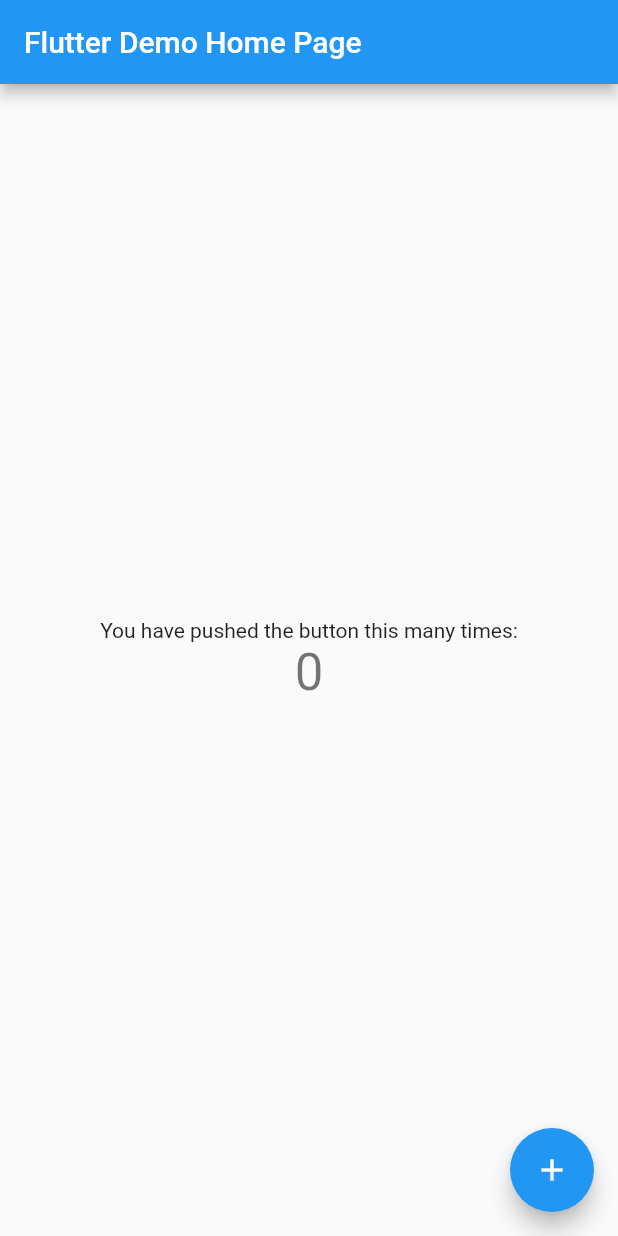
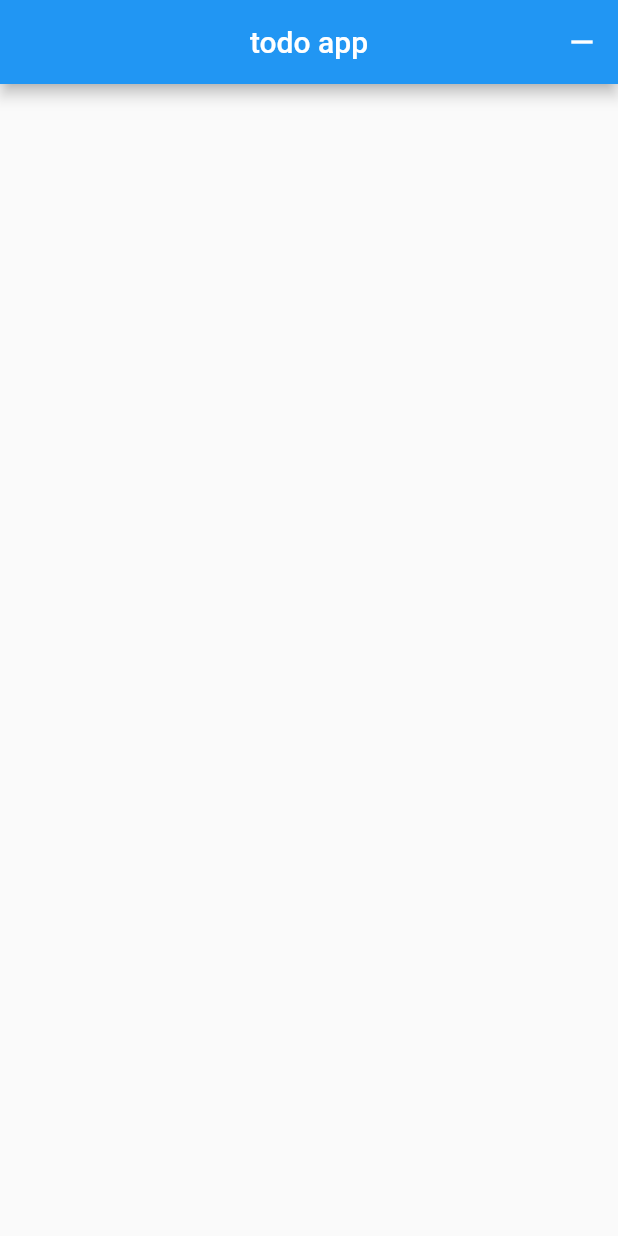
Before and after one commit to Latrevion/u_l_flutter_getx_sqflite, a Flutter app: the screen it shows after launch, on a phone screen of 412 x 824 dp. Run offline on Flutter 3.47's test engine with Material 2 defaults, Android fonts, the phone set to English and light mode, and no system bars; our stand-ins replace get, sqflite; accounts and stored records are empty.

```diff
--- a/lib/main.dart
+++ b/lib/main.dart
@@ -1,4 +1,6 @@
 import 'package:flutter/material.dart';
+import 'package:get/get.dart';
+import 'package:u_l_flutter_getx_sqflite/view/screens/home_screen.dart';
 
 void main() {
   runApp(const MyApp());
@@ -10,106 +12,12 @@ class MyApp extends StatelessWidget {
   // This widget is the root of your application.
   @override
   Widget build(BuildContext context) {
-    return MaterialApp(
+    return GetMaterialApp(
       title: 'Flutter Demo',
       theme: ThemeData(
-        // This is the theme of your application.
-        //
-        // Try running your application with "flutter run". You'll see the
-        // application has a blue toolbar. Then, without quitting the app, try
-        // changing the primarySwatch below to Colors.green and then invoke
-        // "hot reload" (press "r" in the console where you ran "flutter run",
-        // or simply save your changes to "hot reload" in a Flutter IDE).
-        // Notice that the counter didn't reset back to zero; the application
-        // is not restarted.
         primarySwatch: Colors.blue,
       ),
-      home: const MyHomePage(title: 'Flutter Demo Home Page'),
+      home: HomeScreen(),
     );
   }
 }
-
-class MyHomePage extends StatefulWidget {
-  const MyHomePage({super.key, required this.title});
-
-  // This widget is the home page of your application. It is stateful, meaning
-  // that it has a State object (defined below) that contains fields that affect
-  // how it looks.
-
-  // This class is the configuration for the state. It holds the values (in this
-  // case the title) provided by the parent (in this case the App widget) and
-  // used by the build method of the State. Fields in a Widget subclass are
-  // always marked "final".
-
-  final String title;
-
-  @override
-  State<MyHomePage> createState() => _MyHomePageState();
-}
-
-class _MyHomePageState extends State<MyHomePage> {
-  int _counter = 0;
-
-  void _incrementCounter() {
-    setState(() {
-      // This call to setState tells the Flutter framework that something has
-      // changed in this State, which causes it to rerun the build method below
-      // so that the display can reflect the updated values. If we changed
-      // _counter without calling setState(), then the build method would not be
-      // called again, and so nothing would appear to happen.
-      _counter++;
-    });
-  }
-
-  @override
-  Widget build(BuildContext context) {
-    // This method is rerun every time setState is called, for instance as done
-    // by the _incrementCounter method above.
-    //
-    // The Flutter framework has been optimized to make rerunning build methods
-    // fast, so that you can just rebuild anything that needs updating rather
-    // than having to individually change instances of widgets.
-    return Scaffold(
-      appBar: AppBar(
-        // Here we take the value from the MyHomePage object that was created by
-        // the App.build method, and use it to set our appbar title.
-        title: Text(widget.title),
-      ),
-      body: Center(
-        // Center is a layout widget. It takes a single child and positions it
-        // in the middle of the parent.
-        child: Column(
-          // Column is also a layout widget. It takes a list of children and
-          // arranges them vertically. By default, it sizes itself to fit its
-          // children horizontally, and tries to be as tall as its parent.
-          //
-          // Invoke "debug painting" (press "p" in the console, choose the
-          // "Toggle Debug Paint" action from the Flutter Inspector in Android
-          // Studio, or the "Toggle Debug Paint" command in Visual Studio Code)
-          // to see the wireframe for each widget.
-          //
-          // Column has various properties to control how it sizes itself and
-          // how it positions its children. Here we use mainAxisAlignment to
-          // center the children vertically; the main axis here is the vertical
-          // axis because Columns are vertical (the cross axis would be
-          // horizontal).
-          mainAxisAlignment: MainAxisAlignment.center,
-          children: <Widget>[
-            const Text(
-              'You have pushed the button this many times:',
-            ),
-            Text(
-              '$_counter',
-              style: Theme.of(context).textTheme.headlineMedium,
-            ),
-          ],
-        ),
-      ),
-      floatingActionButton: FloatingActionButton(
-        onPressed: _incrementCounter,
-        tooltip: 'Increment',
-        child: const Icon(Icons.add),
-      ), // This trailing comma makes auto-formatting nicer for build methods.
-    );
-  }
-}
--- /dev/null
+++ b/lib/view/screens/home_screen.dart
@@ -0,0 +1,25 @@
+import 'package:flutter/material.dart';
+import 'package:u_l_flutter_getx_sqflite/controller/controller.dart';
+import 'package:get/get.dart';
+
+
+class HomeScreen extends StatelessWidget {
+   HomeScreen({super.key});
+
+   final controller = Get.put(SQLController());
+
+  @override
+  Widget build(BuildContext context) {
+  return Scaffold(
+    appBar: AppBar(
+      title:const Text('todo app'),
+      centerTitle: true,
+      actions: [
+        IconButton(onPressed: (){
+          controller.deleteTheDatabase();
+        }, icon: const Icon(Icons.remove))
+      ],
+    ),
+  );
+  }
+}
--- a/pubspec.yaml
+++ b/pubspec.yaml
@@ -35,6 +35,8 @@ dependencies:
   # The following adds the Cupertino Icons font to your application.
   # Use with the CupertinoIcons class for iOS style icons.
   cupertino_icons: ^1.0.2
+  get: ^4.6.5
+  sqflite: ^2.2.8+4
 
 dev_dependencies:
   flutter_test:
```
Also changed, not shown: lib/controller/controller.dart (added, +56 -0 lines), pubspec.lock.
